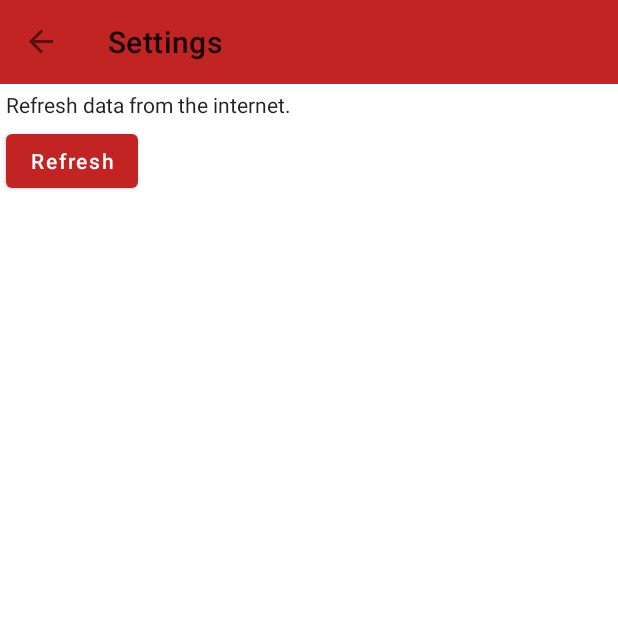
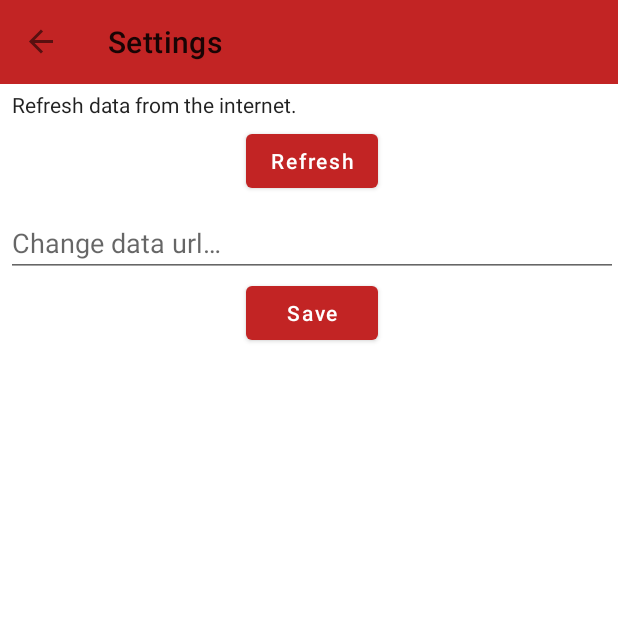
Before and after one commit to p0ppy-fl0w3r/mine_klass, an Android app: the SettingsFragment screen opened through its navigation route, on a phone screen of 412 x 824 dp, the top half of it. Run offline under Robolectric (Android 15) with nearby library versions, the phone set to English and light mode, and no system bars; our stand-ins replace Room's generated code, Timber, data binding, navigation-ui; Roboto replaces fonts that are not available here; 3 statements that could not run were skipped.

```diff
--- a/app/build.gradle
+++ b/app/build.gradle
@@ -19,7 +19,7 @@ android {
         minSdkVersion 26
         targetSdkVersion 30
         versionCode 1
-        versionName "0.8 pre-alpha"
+        versionName "0.8.1"
 
         testInstrumentationRunner "androidx.test.runner.AndroidJUnitRunner"
     }
--- a/app/src/main/java/com/atme/mineklass/database/UserClassDao.kt
+++ b/app/src/main/java/com/atme/mineklass/database/UserClassDao.kt
@@ -16,12 +16,15 @@ interface UserClassDao {
     fun selectAll(): LiveData<List<UserClassData>>
 
     @Query("SELECT * FROM schedule_table WHERE id=:id")
-    fun getSchedule(id: String):UserClassData
+    suspend fun getSchedule(id: String):UserClassData
 
     @Query("SELECT * FROM schedule_table WHERE day=:day")
     suspend fun getDaySchedule(day: String):List<UserClassData>
 
     @Query("SELECT count(*) FROM schedule_table")
-    fun getItemCount():Int
+    suspend fun getItemCount():Int
+
+    @Query("DELETE FROM schedule_table")
+    suspend fun deleteAll()
 
 }
--- a/app/src/main/java/com/atme/mineklass/repository/ClassRepository.kt
+++ b/app/src/main/java/com/atme/mineklass/repository/ClassRepository.kt
@@ -1,5 +1,7 @@
 package com.atme.mineklass.repository
 
+import android.widget.Toast
+import androidx.core.content.ContextCompat
 import androidx.lifecycle.LiveData
 import androidx.lifecycle.Transformations
 import com.atme.mineklass.classData.ClassData
@@ -29,7 +31,7 @@ class ClassRepository(private val database: UserClassDatabase) {
     suspend fun updateDatabase() {
         val classNetworkData =
             ClassNetworkApi.classNetworkApi.getClassData().asUserClassData()
+        database.scheduleDao.deleteAll()
         database.scheduleDao.insertAll(classNetworkData)
-
     }
 }
--- a/app/src/main/java/com/atme/mineklass/settings/SettingsFragment.kt
+++ b/app/src/main/java/com/atme/mineklass/settings/SettingsFragment.kt
@@ -16,7 +16,7 @@ class SettingsFragment : Fragment() {
     override fun onCreateView(
         inflater: LayoutInflater, container: ViewGroup?,
         savedInstanceState: Bundle?
-    ): View? {
+    ): View {
 
         val binding = FragmentSettingsBinding.inflate(inflater, container, false)
 
@@ -34,16 +34,10 @@ class SettingsFragment : Fragment() {
             viewModel.startRefresh()
         }
 
+        binding.changeButton.setOnClickListener {
+            Toast.makeText(context, "To be implemented!!", Toast.LENGTH_SHORT).show()
+        }
+
         return binding.root
     }
-
-    override fun onPause() {
-        super.onPause()
-        Timber.e("On pause called.")
-    }
-
-    override fun onStop() {
-        super.onStop()
-        Timber.e("On stop called.")
-    }
 }
--- a/app/src/main/res/layout/fragment_settings.xml
+++ b/app/src/main/res/layout/fragment_settings.xml
@@ -1,14 +1,14 @@
 <?xml version="1.0" encoding="utf-8"?>
 <layout xmlns:android="http://schemas.android.com/apk/res/android"
-    xmlns:tools="http://schemas.android.com/tools">
+    >
 
     <!--  This might be changed to ScrollView later  -->
     <LinearLayout
         android:layout_width="match_parent"
         android:layout_height="wrap_content"
+        android:layout_marginStart="4dp"
         android:orientation="vertical">
-        <!--Might have cardViews later-->
-        <!--TEST-->
+
         <TextView
             android:layout_width="match_parent"
             android:layout_height="wrap_content"
@@ -20,8 +20,26 @@
             android:id="@+id/refreshButton"
             android:layout_width="wrap_content"
             android:layout_height="wrap_content"
-            android:layout_marginStart="4dp"
             android:text="@string/refresh"
+            android:layout_gravity="center"
+            android:textAllCaps="false" />
+
+        <EditText
+            android:id="@+id/jsonDataWebsite"
+            android:layout_width="match_parent"
+            android:layout_height="wrap_content"
+            android:ems="10"
+            android:layout_marginTop="8dp"
+            android:inputType="textPersonName"
+            android:hint="@string/change_data_url"
+            android:importantForAutofill="no" />
+
+        <Button
+            android:id="@+id/change_button"
+            android:layout_width="wrap_content"
+            android:layout_height="wrap_content"
+            android:layout_gravity="center"
+            android:text="@string/save"
             android:textAllCaps="false"/>
     </LinearLayout>
 
--- a/app/src/main/res/layout/title_header.xml
+++ b/app/src/main/res/layout/title_header.xml
@@ -9,6 +9,7 @@
         android:layout_width="match_parent"
         android:layout_height="wrap_content"
         android:layout_marginStart="62dp"
+        android:layout_marginBottom="8dp"
         android:layout_marginEnd="62dp">
 
         <TextView
--- a/app/src/main/res/values/strings.xml
+++ b/app/src/main/res/values/strings.xml
@@ -17,4 +17,7 @@
     <string name="deesign_by">Design by: Satish Shrestha</string>
     <string name="time_remaining">Time remaining for next class: %1$s</string>
     <string name="no_class_today">No classes for today!!</string>
+    <string name="save">Save</string>
+    <string name="change_data_url">Change data url…</string>
+    <string name="splash_warn">Warning!! The app is still in development!</string>
 </resources>
```
Also changed, not shown: app/src/main/java/com/atme/mineklass/MainActivity.kt (+3 -5 lines), app/src/main/java/com/atme/mineklass/classData/ClassData.kt (+9 -9 lines), app/src/main/java/com/atme/mineklass/homePage/TitleRecyclerAdapter.kt (+1 -6 lines), app/src/main/java/com/atme/mineklass/network/ClassNetworkService.kt (+2 -6 lines), app/src/main/java/com/atme/mineklass/settings/SettingsViewModel.kt (+7 -5 lines), app/src/main/java/com/atme/mineklass/utils/scheduleBindingAdapters.kt (+11 -0 lines), app/src/main/res/layout/activity_splash.xml (+13 -1 lines), app/src/main/res/layout/title_schedule_item.xml (+17 -0 lines).
